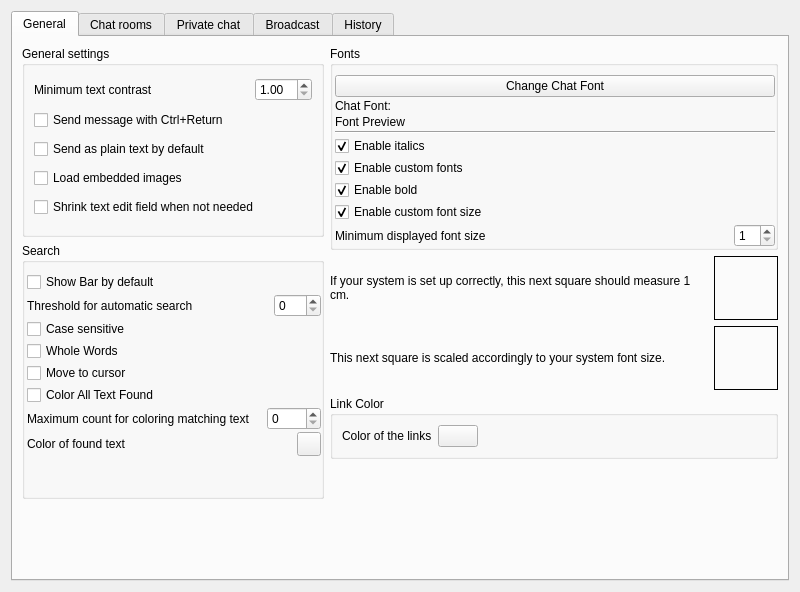
Old version of the form retroshare-gui/src/gui/settings/ChatPage.ui in the repository defnax/RetroShare.
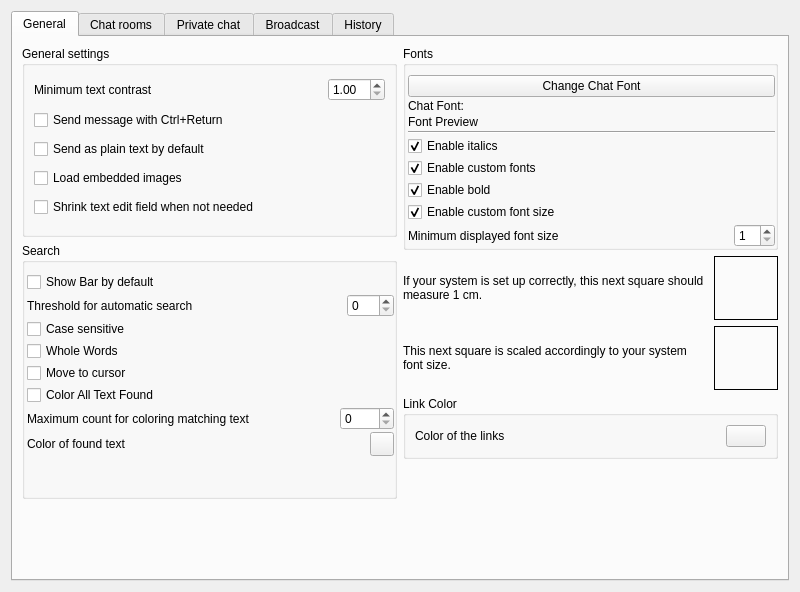
New version of the form. Custom widgets are drawn as their Qt base class.

What changed in the file:
```diff
--- a/retroshare-gui/src/gui/settings/ChatPage.ui
+++ b/retroshare-gui/src/gui/settings/ChatPage.ui
@@ -498,6 +498,12 @@
              <layout class="QHBoxLayout" name="horizontalLayout_17">
               <item>
                <widget class="QLabel" name="label_10">
+                <property name="sizePolicy">
+                 <sizepolicy hsizetype="Expanding" vsizetype="Preferred">
+                  <horstretch>0</horstretch>
+                  <verstretch>0</verstretch>
+                 </sizepolicy>
+                </property>
                 <property name="text">
                  <string>Color of the links</string>
                 </property>
@@ -513,19 +519,6 @@
                 </property>
                </widget>
               </item>
-              <item>
-               <spacer name="horizontalSpacer">
-                <property name="orientation">
-                 <enum>Qt::Horizontal</enum>
-                </property>
-                <property name="sizeHint" stdset="0">
-                 <size>
-                  <width>312</width>
-                  <height>20</height>
-                 </size>
-                </property>
-               </spacer>
-              </item>
              </layout>
             </widget>
            </item>
```
